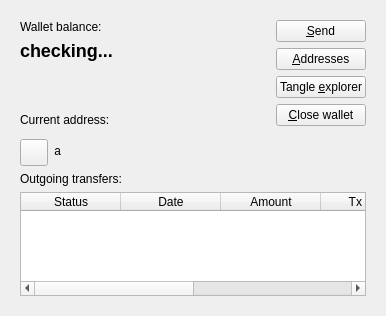
joshirio/iota-cooler, file widgets/walletwidget.ui: the form before one commit.
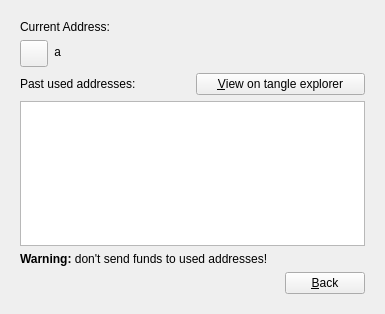
The form after the commit. The open tabs and pages were chosen to show the change. Icons and pictures are not drawn.

Commit message: main wallet widget and address history progress

```diff
--- a/widgets/walletwidget.ui
+++ b/widgets/walletwidget.ui
@@ -6,8 +6,8 @@
    <rect>
     <x>0</x>
     <y>0</y>
-    <width>386</width>
-    <height>316</height>
+    <width>385</width>
+    <height>314</height>
    </rect>
   </property>
   <property name="windowTitle">
@@ -267,11 +267,6 @@
            <attribute name="verticalHeaderVisible">
             <bool>false</bool>
            </attribute>
-           <column>
-            <property name="text">
-             <string>Status</string>
-            </property>
-           </column>
            <column>
             <property name="text">
              <string>Date</string>
@@ -303,7 +298,146 @@
        </item>
       </layout>
      </widget>
-     <widget class="QWidget" name="page_2"/>
+     <widget class="QWidget" name="page_3">
+      <layout class="QVBoxLayout" name="verticalLayout_7">
+       <item>
+        <widget class="QLabel" name="label_4">
+         <property name="text">
+          <string>Current Address:</string>
+         </property>
+        </widget>
+       </item>
+       <item>
+        <layout class="QHBoxLayout" name="horizontalLayout_3">
+         <item>
+          <widget class="QToolButton" name="copyAddressToolButton_2">
+           <property name="toolTip">
+            <string>Copy (Ctrl+A)</string>
+           </property>
+           <property name="text">
+            <string/>
+           </property>
+           <property name="icon">
+            <iconset theme="editcopy">
+             <disabledoff>:/icons/copy.png</disabledoff>
+            </iconset>
+           </property>
+           <property name="iconSize">
+            <size>
+             <width>20</width>
+             <height>20</height>
+            </size>
+           </property>
+           <property name="shortcut">
+            <string>Ctrl+R</string>
+           </property>
+           <property name="arrowType">
+            <enum>Qt::NoArrow</enum>
+           </property>
+          </widget>
+         </item>
+         <item>
+          <widget class="QLabel" name="addressLabel_2">
+           <property name="toolTip">
+            <string>The current receiving address for your wallet</string>
+           </property>
+           <property name="styleSheet">
+            <string notr="true">QLabel{
+	font-family: monospace;
+}</string>
+           </property>
+           <property name="text">
+            <string>a</string>
+           </property>
+           <property name="scaledContents">
+            <bool>false</bool>
+           </property>
+           <property name="alignment">
+            <set>Qt::AlignLeading|Qt::AlignLeft|Qt::AlignVCenter</set>
+           </property>
+           <property name="wordWrap">
+            <bool>true</bool>
+           </property>
+           <property name="openExternalLinks">
+            <bool>true</bool>
+           </property>
+           <property name="textInteractionFlags">
+            <set>Qt::LinksAccessibleByMouse|Qt::TextSelectableByMouse</set>
+           </property>
+          </widget>
+         </item>
+        </layout>
+       </item>
+       <item>
+        <layout class="QHBoxLayout" name="horizontalLayout_4">
+         <item>
+          <widget class="QLabel" name="label_5">
+           <property name="text">
+            <string>Past used addresses:</string>
+           </property>
+          </widget>
+         </item>
+         <item>
+          <widget class="QPushButton" name="addressesViewTangleButton">
+           <property name="text">
+            <string>&amp;View on tangle explorer</string>
+           </property>
+          </widget>
+         </item>
+        </layout>
+       </item>
+       <item>
+        <widget class="QListWidget" name="addressesListWidget">
+         <property name="styleSheet">
+          <string notr="true"/>
+         </property>
+         <property name="editTriggers">
+          <set>QAbstractItemView::NoEditTriggers</set>
+         </property>
+         <property name="alternatingRowColors">
+          <bool>true</bool>
+         </property>
+         <property name="wordWrap">
+          <bool>false</bool>
+         </property>
+        </widget>
+       </item>
+       <item>
+        <widget class="QLabel" name="label_6">
+         <property name="text">
+          <string>&lt;b&gt;Warning: &lt;/b&gt;don't send funds to used addresses!</string>
+         </property>
+         <property name="wordWrap">
+          <bool>true</bool>
+         </property>
+        </widget>
+       </item>
+       <item>
+        <layout class="QHBoxLayout" name="horizontalLayout_5">
+         <item>
+          <spacer name="horizontalSpacer_2">
+           <property name="orientation">
+            <enum>Qt::Horizontal</enum>
+           </property>
+           <property name="sizeHint" stdset="0">
+            <size>
+             <width>40</width>
+             <height>20</height>
+            </size>
+           </property>
+          </spacer>
+         </item>
+         <item>
+          <widget class="QPushButton" name="addressesBackButton">
+           <property name="text">
+            <string>&amp;Back</string>
+           </property>
+          </widget>
+         </item>
+        </layout>
+       </item>
+      </layout>
+     </widget>
     </widget>
    </item>
   </layout>
```
Left out of the diff: 7 changed lines with no effect on the pictures. The commit also changes 4 other files.
